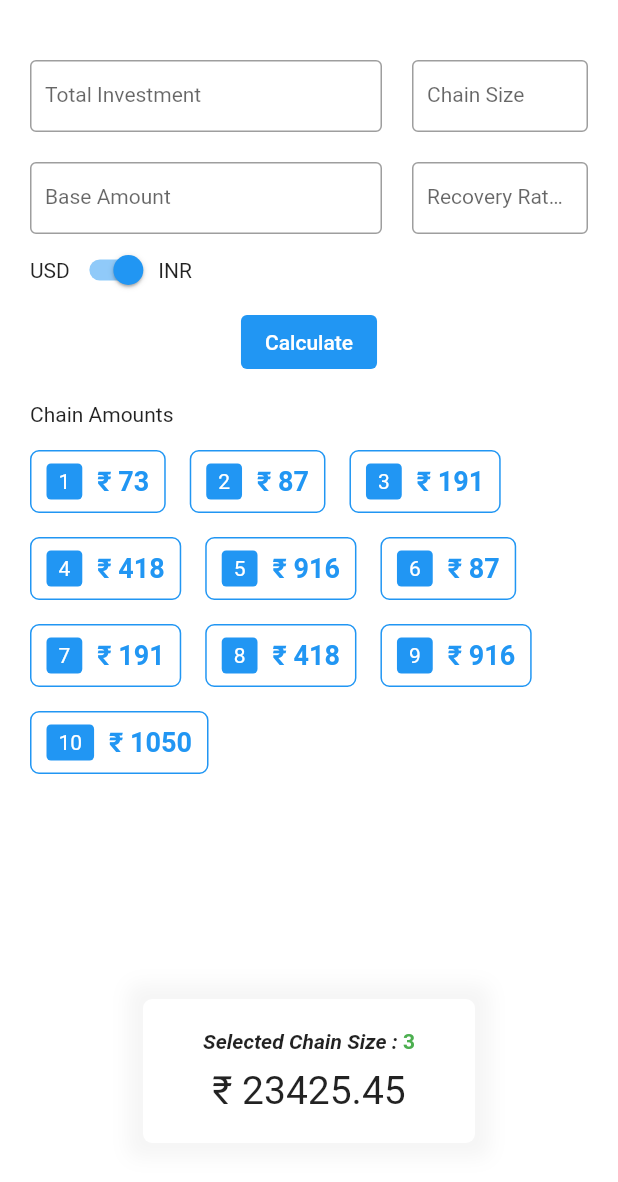
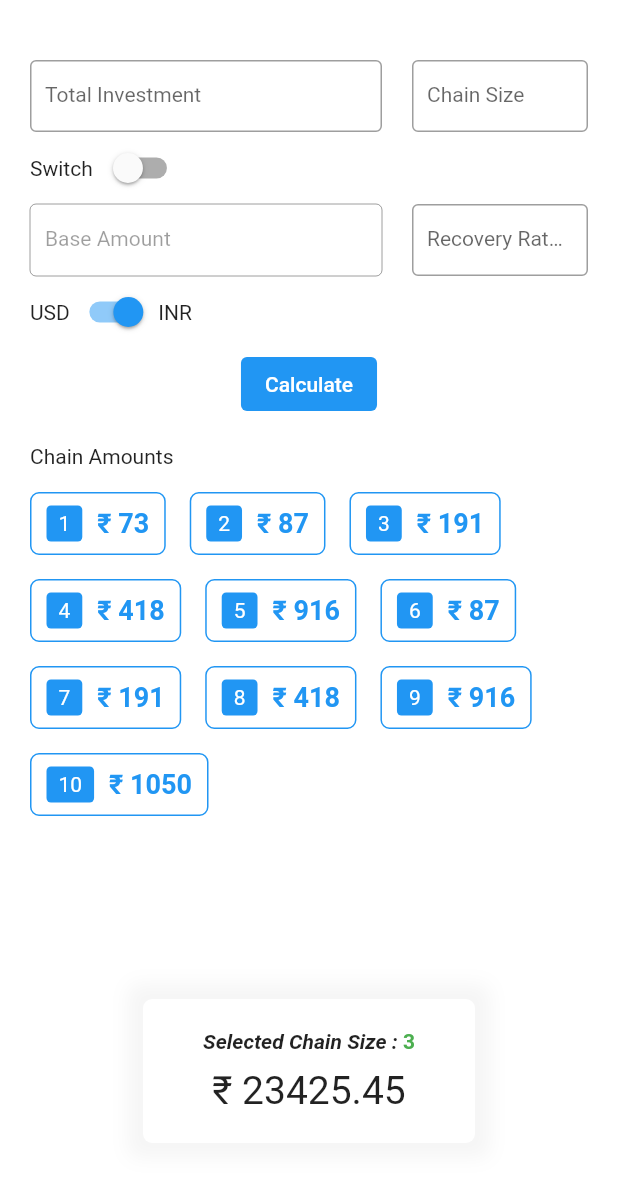
Before and after one commit to manickjamadar/bommc, a Flutter app: the screen it shows after launch, on a phone screen of 412 x 824 dp, the part 54-1236 px from its top. Run offline on Flutter 3.47's test engine with Material 2 defaults, Android fonts, the phone set to English and light mode, and no system bars; our stand-ins replace bloc, flutter_bloc, freezed_annotation.

Commit message:
calculation type switcher added

```diff
--- a/lib/widgets/calculator_form.dart
+++ b/lib/widgets/calculator_form.dart
@@ -5,8 +5,10 @@ import 'package:flutter_bloc/flutter_bloc.dart';
 
 class CalculatorForm extends StatelessWidget {
   buildInputField(BuildContext context, String label,
-      {bool digitOnly = false}) {
+      {bool digitOnly = false, bool disabled = false, void Function()? onTap}) {
     return TextFormField(
+      onTap: onTap,
+      enabled: !disabled,
       keyboardType: TextInputType.number,
       inputFormatters: [
         digitOnly
@@ -37,9 +39,14 @@ class CalculatorForm extends StatelessWidget {
         Row(
           children: [
             Expanded(
-                flex: 2,
-                child: buildInputField(context, 'Total Investment',
-                    digitOnly: formState.isINR)),
+              flex: 2,
+              child: buildInputField(
+                context,
+                'Total Investment',
+                digitOnly: formState.isINR,
+                disabled: formState.isBaseAmountActivated,
+              ),
+            ),
             SizedBox(
               width: 20,
             ),
@@ -48,13 +55,25 @@ class CalculatorForm extends StatelessWidget {
                 child: buildInputField(context, 'Chain Size', digitOnly: true)),
           ],
         ),
-        SizedBox(height: 20),
+        Row(
+          children: [
+            Text("Switch "),
+            Switch(
+                value: formState.isBaseAmountActivated,
+                onChanged: (newValue) =>
+                    onCalculationTypeSwitch(context, newValue))
+          ],
+        ),
         Row(
           children: [
             Expanded(
                 flex: 2,
-                child: buildInputField(context, 'Base Amount',
-                    digitOnly: formState.isINR)),
+                child: buildInputField(
+                  context,
+                  'Base Amount',
+                  digitOnly: formState.isINR,
+                  disabled: formState.isTotalInvestementActivated,
+                )),
             SizedBox(
               width: 20,
             ),
@@ -89,4 +108,13 @@ class CalculatorForm extends StatelessWidget {
       BlocProvider.of<cubit.FormCubit>(context).switchToUSD();
     }
   }
+
+  void onCalculationTypeSwitch(
+      BuildContext context, bool isBaseAmountActivated) {
+    if (isBaseAmountActivated) {
+      BlocProvider.of<cubit.FormCubit>(context).activateBaseAmount();
+    } else {
+      BlocProvider.of<cubit.FormCubit>(context).activateTotalInvestment();
+    }
+  }
 }
```
Also changed, not shown: lib/application/cubit/form_cubit.dart (+8 -0 lines).
